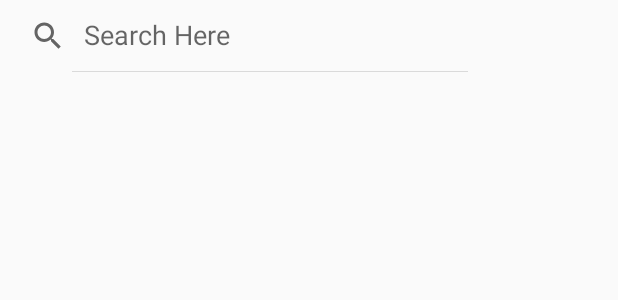
After one commit to Deepankur-Sadana/ImageLoading, an Android app: the layout fragment_container.xml on its own in the app's theme, with its tools: preview values and no code run, on a phone screen of 412 x 824 dp. The commit adds this screen. Shown: the top 300 px of the screen. Run offline under Robolectric (Android 15) with nearby library versions, the phone set to English and light mode, and no system bars.

Commit message:
added search vieww

```diff
--- a/app/src/main/java/com/example/deepankursadana/imageloading/utils/Utils.java
+++ b/app/src/main/java/com/example/deepankursadana/imageloading/utils/Utils.java
@@ -22,7 +22,7 @@ public class Utils {
         catch(Exception ex){}
     }
 
-    final static String FLICK_IMAGE_EXTENSION=".jpg";
+    private final static String FLICK_IMAGE_EXTENSION=".jpg";
 
 //    To load the photo, you can build the full URL following this pattern:
 //    http://farm{farm}.static.flickr.com/{server}/{id}_{secret}.jpg
--- /dev/null
+++ b/app/src/main/res/layout/fragment_container.xml
@@ -0,0 +1,14 @@
+<?xml version="1.0" encoding="utf-8"?>
+<RelativeLayout
+    xmlns:android="http://schemas.android.com/apk/res/android" android:layout_width="match_parent"
+    android:layout_height="match_parent">
+    <SearchView
+        android:id="@+id/searchView"
+        android:layout_width="wrap_content"
+        android:layout_height="wrap_content"
+        android:queryHint="Search Here"
+        android:iconifiedByDefault="false"
+        android:layout_alignParentTop="true"
+        />
+
+</RelativeLayout>
```
Also changed, not shown: app/src/main/java/com/example/deepankursadana/imageloading/fragments/ContainerFragment.java (+37 -2 lines).
